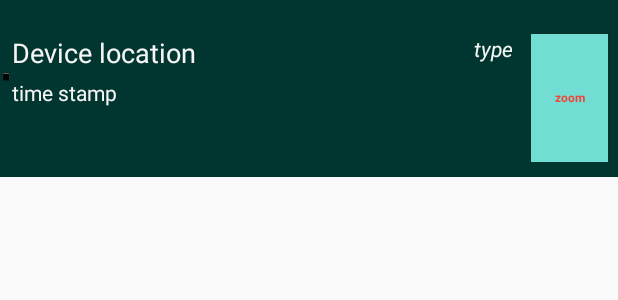
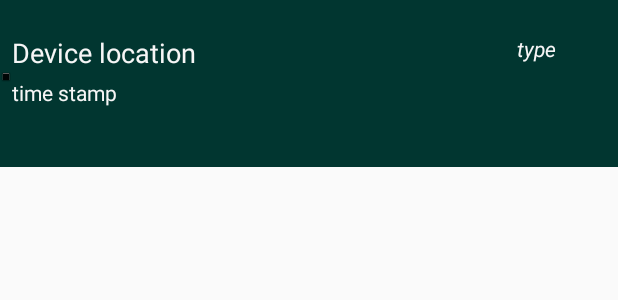
Before and after one commit to ratnick/AutoIrrigation, an Android app: the layout device_line_layout.xml on its own in the app's theme, with its tools: preview values and no code run, on a phone screen of 412 x 824 dp. Shown: the top 300 px of the screen. Run offline under Robolectric (Android 15) with nearby library versions, the phone set to English and light mode, and no system bars.

```diff
--- a/Android/Irrigation/app/src/main/java/com/vanding/irrigation/MainActivity.java
+++ b/Android/Irrigation/app/src/main/java/com/vanding/irrigation/MainActivity.java
@@ -57,16 +57,14 @@ public class MainActivity extends AppCompatActivity {
         //Intent intent = new Intent(MainActivity.this, testlayout.class);
         //startActivity(intent);
 
-
         /*        // start sub activity (for test)
         SleepMillis(500);
         Intent intent = new Intent(MainActivity.this, SingleDevice.class);
         intent.putExtra(DEVICE_NBR, 2);   // TESTING NNR
         startActivity(intent);
 */
+    }
 
-
-    }
     private void SleepMillis(int millisecs){
         try {
             Thread.sleep(millisecs);
--- a/Android/Irrigation/app/src/main/res/layout/device_line_layout.xml
+++ b/Android/Irrigation/app/src/main/res/layout/device_line_layout.xml
@@ -12,8 +12,9 @@
     xmlns:app="http://schemas.android.com/apk/res-auto">
 
         <androidx.constraintlayout.widget.ConstraintLayout
+            android:id="@+id/deviceLine"
             android:layout_width="match_parent"
-            android:layout_height="98dp">
+            android:layout_height="91dp">
 
                 <ImageView
                     android:id="@+id/imStatusColor"
@@ -174,19 +175,13 @@
                     app:layout_constraintStart_toStartOf="@+id/g5"
                     app:layout_constraintTop_toTopOf="@+id/guideline3" />
 
-                <Button
-                    android:id="@+id/btnSelectDevice"
-                    style="@style/ButtonStyle"
+                <TextView
+                    android:id="@+id/textView3"
                     android:layout_width="0dp"
                     android:layout_height="0dp"
-                    android:text="zoom"
-                    android:textSize="8sp"
-                    app:layout_constraintBottom_toBottomOf="parent"
-                    app:layout_constraintEnd_toStartOf="@+id/gRightMargin"
-                    app:layout_constraintHorizontal_bias="0.0"
-                    app:layout_constraintStart_toStartOf="@+id/g4"
-                    app:layout_constraintTop_toTopOf="@+id/gTopOfTitles"
-                    app:layout_constraintVertical_bias="1.0" />
+                    android:text="TextView"
+                    tools:layout_editor_absoluteX="208dp"
+                    tools:layout_editor_absoluteY="43dp" />
 
                 <androidx.constraintlayout.widget.Guideline
                     android:id="@+id/gTopOfTitles"
@@ -228,28 +223,28 @@
                     android:layout_width="wrap_content"
                     android:layout_height="wrap_content"
                     android:orientation="vertical"
-                    app:layout_constraintGuide_percent="0.62" />
+                    app:layout_constraintGuide_percent="0.65" />
 
                 <androidx.constraintlayout.widget.Guideline
                     android:id="@+id/g3"
                     android:layout_width="wrap_content"
                     android:layout_height="wrap_content"
                     android:orientation="vertical"
-                    app:layout_constraintGuide_percent="0.83" />
+                    app:layout_constraintGuide_percent="0.9" />
 
                 <androidx.constraintlayout.widget.Guideline
                     android:id="@+id/g4"
                     android:layout_width="wrap_content"
                     android:layout_height="wrap_content"
                     android:orientation="vertical"
-                    app:layout_constraintGuide_percent="0.86" />
+                    app:layout_constraintGuide_percent="0.96" />
 
                 <androidx.constraintlayout.widget.Guideline
                     android:id="@+id/g5"
                     android:layout_width="wrap_content"
                     android:layout_height="wrap_content"
                     android:orientation="vertical"
-                    app:layout_constraintGuide_percent="0.75" />
+                    app:layout_constraintGuide_percent="0.8" />
 
                 <androidx.constraintlayout.widget.Guideline
                     android:id="@+id/g6"
@@ -265,14 +260,6 @@
                     android:orientation="vertical"
                     app:layout_constraintGuide_end="@dimen/vg_margin" />
 
-                <TextView
-                    android:id="@+id/textView3"
-                    android:layout_width="0dp"
-                    android:layout_height="0dp"
-                    android:text="TextView"
-                    tools:layout_editor_absoluteX="208dp"
-                    tools:layout_editor_absoluteY="43dp" />
-
         </androidx.constraintlayout.widget.ConstraintLayout>
 
 </LinearLayout>
```
Also changed, not shown: Android/Irrigation/app/src/main/java/com/vanding/irrigation/DetailedGraph.java (+6 -1 lines), Android/Irrigation/app/src/main/java/com/vanding/irrigation/DevicesAdapter.java (+9 -13 lines), Android/Irrigation/app/src/main/java/com/vanding/irrigation/SingleDevice.java (+18 -14 lines), Android/Irrigation/app/src/main/res/layout/activity_single_device.xml (+6 -6 lines).
